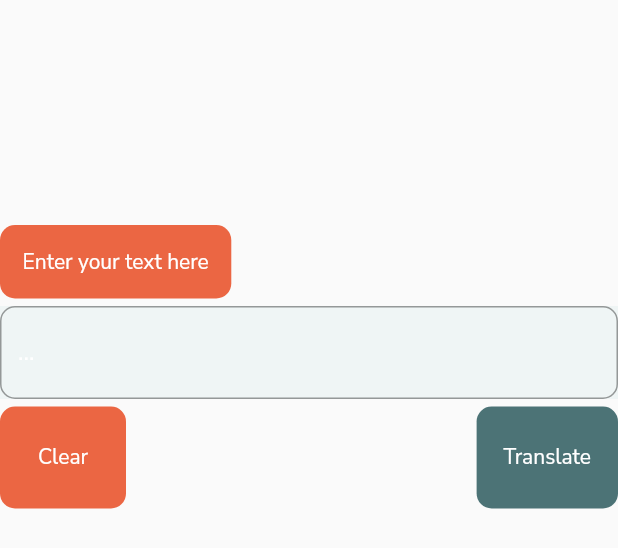
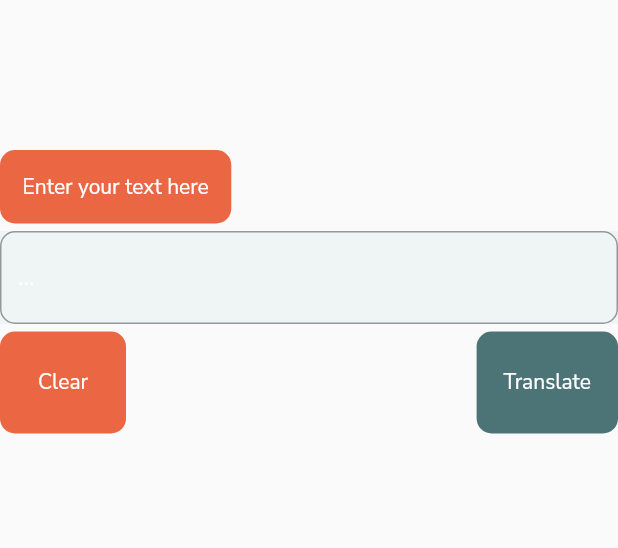
Before and after one commit to Abhinavxox/Emoji-Translator, a Flutter app: the InputBox widget shown alone on an empty page, opened directly, on a phone screen of 412 x 824 dp. Shown: the top 548 px of the screen. Run offline on Flutter 3.47's test engine with Material 2 defaults, Android fonts, the phone set to English and light mode, and no system bars.

Commit message:
<debugged>:[]

```diff
--- a/lib/views/widgets/input.dart
+++ b/lib/views/widgets/input.dart
@@ -62,7 +62,7 @@ class _InputBoxState extends State<InputBox> {
   @override
   Widget build(BuildContext context) {
     return Container(
-      margin: EdgeInsets.only(top: 150, bottom: 10),
+      margin: EdgeInsets.only(top: 100, bottom: 10),
       child: Column(
         children: <Widget>[
           //box1
```
Also changed, not shown: lib/views/home.dart (+7 -2 lines).
